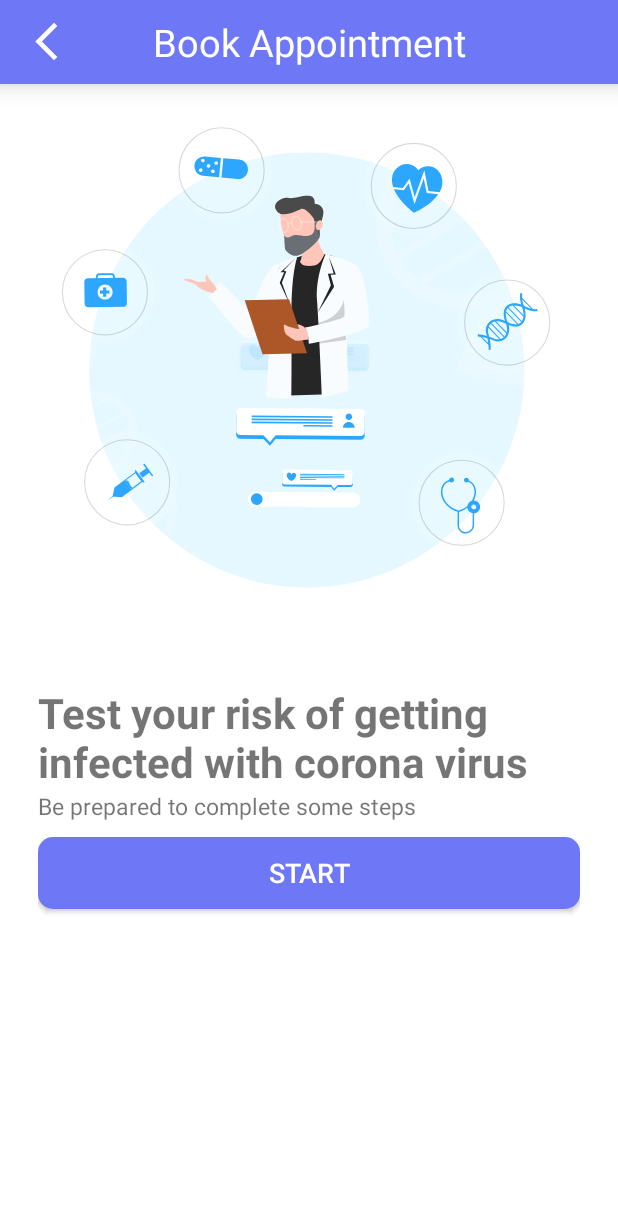
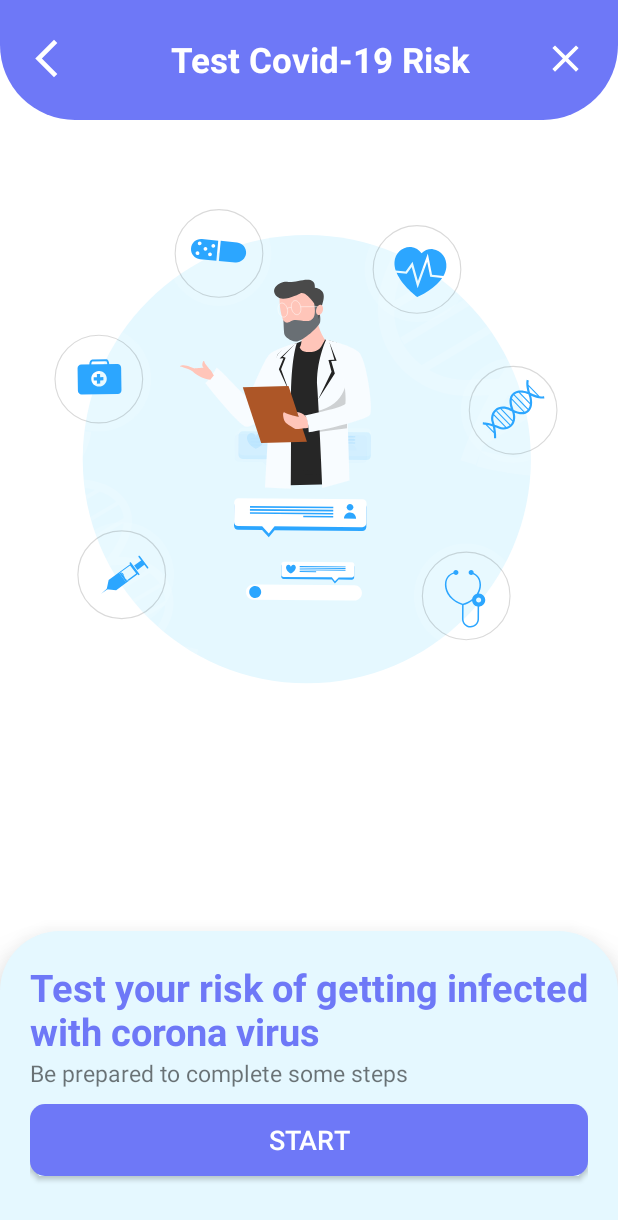
Before and after one commit to anikweb/amar-chikitsya, an Android app: the MainActivity screen opened directly, with no data from a screen before it, after a tap on "Corona Symptom Checker", on a phone screen of 412 x 824 dp. Shown: the top 1220 px of the screen. Run offline under Robolectric (Android 15) with nearby library versions, the phone set to English and light mode, and no system bars; our stand-ins replace CircleImageView, Firebase (no records; nobody signed in at launch, a user with empty details on screens opened directly), Picasso; pictures from the network do not load; 1 statement that could not run was skipped; 1 other tap on this screen came first.

Commit message:
corona symptoms checker greetings update

```diff
--- a/app/src/main/AndroidManifest.xml
+++ b/app/src/main/AndroidManifest.xml
@@ -16,6 +16,9 @@
         android:supportsRtl="true"
         android:theme="@style/Theme.AmarChikitsya"
         tools:targetApi="31">
+        <activity
+            android:name=".CoronaTestActivity"
+            android:exported="false" />
         <activity
             android:name=".SecondaryActivity"
             android:exported="false" />
--- /dev/null
+++ b/app/src/main/java/com/example/amarchikitsya/CoronaTestActivity.java
@@ -0,0 +1,61 @@
+package com.example.amarchikitsya;
+
+import androidx.appcompat.app.AlertDialog;
+import androidx.appcompat.app.AppCompatActivity;
+import androidx.fragment.app.FragmentManager;
+
+import android.annotation.SuppressLint;
+import android.content.DialogInterface;
+import android.content.Intent;
+import android.os.Bundle;
+import android.widget.Toast;
+
+import com.example.amarchikitsya.databinding.ActivityCoronaTestBinding;
+import com.example.amarchikitsya.fragment.CoronaSymptomsCheckerFragment;
+import com.example.amarchikitsya.utils.InternetConnection;
+
+public class CoronaTestActivity extends AppCompatActivity {
+
+	ActivityCoronaTestBinding binding;
+	CoronaSymptomsCheckerFragment coronaSymptomsCheckerFragment = new CoronaSymptomsCheckerFragment();
+	Intent intent;
+
+	@SuppressLint("SetTextI18n")
+	@Override
+	protected void onCreate(Bundle savedInstanceState) {
+		super.onCreate(savedInstanceState);
+		binding = ActivityCoronaTestBinding.inflate(getLayoutInflater());
+		setContentView(binding.getRoot());
+		checkInternet();
+		intent = getIntent();
+
+		binding.coronaToolbar.backBtn.setOnClickListener(view -> {
+			super.onBackPressed();
+		});
+		binding.coronaToolbar.coronaQueNumber.setText("Test Covid-19 Risk");
+		getSupportFragmentManager().beginTransaction().replace(R.id.corona_content, coronaSymptomsCheckerFragment).commit();
+
+	}
+	private void checkInternet() {
+		if (!InternetConnection.checkConnection(CoronaTestActivity.this)) {
+			AlertDialog.Builder builder = new AlertDialog.Builder(CoronaTestActivity.this);
+			builder.setTitle("Network Error!")
+					.setMessage("No Internet Connection, Please Check your Network Connection")
+					.setIcon(R.drawable.ic_baseline_info_24)
+					.setPositiveButton("Exit", new DialogInterface.OnClickListener() {
+						@Override
+						public void onClick(DialogInterface dialog, int which) {
+							finishAffinity();
+							System.exit(0);
+
+						}
+					}).setNegativeButton("Retry", new DialogInterface.OnClickListener() {
+						@Override
+						public void onClick(DialogInterface dialog, int which) {
+							startActivity(new Intent(CoronaTestActivity.this, CurrentWeatherActivity.class));
+							finish();
+						}
+					}).create().show();
+		}
+	}
+}
--- a/app/src/main/java/com/example/amarchikitsya/MainActivity.java
+++ b/app/src/main/java/com/example/amarchikitsya/MainActivity.java
@@ -230,7 +230,7 @@ public class MainActivity extends AppCompatActivity {
             startActivity(intent);
         });
         binding.cardCoronaSymptomChecker.setOnClickListener(view -> {
-            Intent intent = new Intent(MainActivity.this, SecondaryActivity.class);
+            Intent intent = new Intent(MainActivity.this, CoronaTestActivity.class);
             intent.putExtra("activity", "coronaSymptomChecker");
             startActivity(intent);
         });
--- a/app/src/main/java/com/example/amarchikitsya/SecondaryActivity.java
+++ b/app/src/main/java/com/example/amarchikitsya/SecondaryActivity.java
@@ -2,6 +2,7 @@ package com.example.amarchikitsya;
 
 import androidx.appcompat.app.AlertDialog;
 import androidx.appcompat.app.AppCompatActivity;
+import androidx.fragment.app.FragmentManager;
 
 import android.annotation.SuppressLint;
 import android.content.DialogInterface;
@@ -21,17 +22,20 @@ public class SecondaryActivity extends AppCompatActivity {
     ContactFragment contactFragment = new ContactFragment();
     FeedbackFragment feedbackFragment = new FeedbackFragment();
     BookAppointmentFragment bookAppointmentFragment = new BookAppointmentFragment();
-    CoronaSymptomsCheckerFragment coronaSymptomsCheckerFragment = new CoronaSymptomsCheckerFragment();
+
     ActivityDrawerNavigationBinding binding;
     Intent intent;
+
     @SuppressLint("SetTextI18n")
     @Override
     protected void onCreate(Bundle savedInstanceState) {
+
+        super.onCreate(savedInstanceState);
         binding = ActivityDrawerNavigationBinding.inflate(getLayoutInflater());
-        super.onCreate(savedInstanceState);
         setContentView(binding.getRoot());
 
         binding.Dtoolbar.backBtn.setVisibility(View.VISIBLE);
+
         binding.Dtoolbar.backBtn.setOnClickListener(v -> {
             super.onBackPressed();
         });
@@ -46,9 +50,6 @@ public class SecondaryActivity extends AppCompatActivity {
             binding.Dtoolbar.pageTitle.setText("Feedback");
         }else if(intent.getStringExtra("activity").equals("bookAppointment")){
             getSupportFragmentManager().beginTransaction().replace(R.id.drawer_content, bookAppointmentFragment).commit();
-            binding.Dtoolbar.pageTitle.setText("Book Appointment");
-        }else if(intent.getStringExtra("activity").equals("coronaSymptomChecker")){
-            getSupportFragmentManager().beginTransaction().replace(R.id.drawer_content, coronaSymptomsCheckerFragment).commit();
             binding.Dtoolbar.pageTitle.setText("Book Appointment");
         }
     }
--- a/app/src/main/java/com/example/amarchikitsya/fragment/CoronaSymptomsCheckerFragment.java
+++ b/app/src/main/java/com/example/amarchikitsya/fragment/CoronaSymptomsCheckerFragment.java
@@ -1,5 +1,6 @@
 package com.example.amarchikitsya.fragment;
 
+import android.content.Intent;
 import android.os.Bundle;
 
 import androidx.fragment.app.Fragment;
@@ -7,17 +8,21 @@ import androidx.fragment.app.Fragment;
 import android.view.LayoutInflater;
 import android.view.View;
 import android.view.ViewGroup;
+import android.widget.Toast;
 
 import com.example.amarchikitsya.R;
 import com.example.amarchikitsya.databinding.FragmentCoronaSymptomsCheckerBinding;
 
 public class CoronaSymptomsCheckerFragment extends Fragment {
 	FragmentCoronaSymptomsCheckerBinding binding;
+
 	@Override
 	public View onCreateView(LayoutInflater inflater, ViewGroup container, Bundle savedInstanceState) {
 		binding = FragmentCoronaSymptomsCheckerBinding.inflate(inflater);
 
-
+		binding.startBtn.setOnClickListener(view -> {
+			Toast.makeText(getContext(), "Hello", Toast.LENGTH_SHORT).show();
+		});
 
 		return binding.getRoot();
 	}
--- /dev/null
+++ b/app/src/main/res/drawable/corona_virus_start_bg.xml
@@ -0,0 +1,10 @@
+<?xml version="1.0" encoding="utf-8"?>
+<shape xmlns:android="http://schemas.android.com/apk/res/android">
+
+    <solid
+        android:color="#e5f8ff"/>
+    <corners
+        android:topLeftRadius="40dp"
+        android:topRightRadius="40dp"/>
+
+</shape>
--- /dev/null
+++ b/app/src/main/res/drawable/ic_baseline_close_24.xml
@@ -0,0 +1,5 @@
+<vector android:height="24dp" android:tint="#FFFFFF"
+    android:viewportHeight="24" android:viewportWidth="24"
+    android:width="24dp" xmlns:android="http://schemas.android.com/apk/res/android">
+    <path android:fillColor="@android:color/white" android:pathData="M19,6.41L17.59,5 12,10.59 6.41,5 5,6.41 10.59,12 5,17.59 6.41,19 12,13.41 17.59,19 19,17.59 13.41,12z"/>
+</vector>
--- /dev/null
+++ b/app/src/main/res/layout/activity_corona_test.xml
@@ -0,0 +1,23 @@
+<?xml version="1.0" encoding="utf-8"?>
+<androidx.constraintlayout.widget.ConstraintLayout xmlns:android="http://schemas.android.com/apk/res/android"
+    xmlns:app="http://schemas.android.com/apk/res-auto"
+    xmlns:tools="http://schemas.android.com/tools"
+    android:layout_width="match_parent"
+    android:layout_height="match_parent"
+    tools:context=".CoronaTestActivity">
+    <include
+        android:id="@+id/corona_toolbar"
+        layout="@layout/corona_test_toolbar"
+        app:layout_constraintStart_toStartOf="parent"
+        app:layout_constraintEnd_toEndOf="parent"
+        app:layout_constraintTop_toTopOf="parent"/>
+
+    <FrameLayout
+        android:id="@+id/corona_content"
+        android:layout_width="0dp"
+        android:layout_height="match_parent"
+        app:layout_constraintStart_toStartOf="parent"
+        app:layout_constraintEnd_toEndOf="parent"
+        app:layout_constraintTop_toBottomOf="@id/corona_toolbar"
+        app:layout_constraintBottom_toBottomOf="parent"/>
+</androidx.constraintlayout.widget.ConstraintLayout>
--- /dev/null
+++ b/app/src/main/res/layout/corona_test_toolbar.xml
@@ -0,0 +1,46 @@
+<?xml version="1.0" encoding="utf-8"?>
+<androidx.appcompat.widget.Toolbar xmlns:android="http://schemas.android.com/apk/res/android"
+    android:layout_width="match_parent"
+    android:layout_height="80dp"
+    xmlns:app="http://schemas.android.com/apk/res-auto"
+    android:background="@drawable/layout1">
+    <androidx.constraintlayout.widget.ConstraintLayout
+        android:layout_width="match_parent"
+        android:layout_height="wrap_content">
+        <ImageView
+            android:id="@+id/back_btn"
+            android:foreground="?attr/selectableItemBackground"
+            android:clickable="true"
+            android:layout_width="30dp"
+            android:layout_height="30dp"
+            app:layout_constraintStart_toStartOf="parent"
+            app:layout_constraintTop_toTopOf="parent"
+            android:src="@drawable/ic_sharp_arrow_back_ios_new_24"
+            />
+        <TextView
+            android:id="@+id/coronaQueNumber"
+            android:layout_width="wrap_content"
+            android:layout_height="wrap_content"
+
+            app:layout_constraintStart_toStartOf="parent"
+            app:layout_constraintEnd_toEndOf="parent"
+            app:layout_constraintTop_toTopOf="parent"
+            android:textSize="23sp"
+            android:textStyle="bold"
+            android:textColor="@color/white"
+            />
+        <ImageView
+            android:foreground="?attr/selectableItemBackground"
+            android:clickable="true"
+            android:id="@+id/corona_test_exit_btn"
+            android:layout_width="30dp"
+            android:layout_height="30dp"
+            app:layout_constraintEnd_toEndOf="parent"
+            app:layout_constraintTop_toTopOf="parent"
+            android:src="@drawable/ic_baseline_close_24"
+            android:layout_marginEnd="20dp"
+            />
+
+
+    </androidx.constraintlayout.widget.ConstraintLayout>
+</androidx.appcompat.widget.Toolbar>
--- a/app/src/main/res/layout/fragment_corona_symptoms_checker.xml
+++ b/app/src/main/res/layout/fragment_corona_symptoms_checker.xml
@@ -9,35 +9,42 @@
     <com.airbnb.lottie.LottieAnimationView
         android:id="@+id/animationView"
         android:layout_width="match_parent"
-        android:layout_height="400dp"
+        android:layout_height="wrap_content"
+        android:layout_marginTop="10dp"
         app:lottie_autoPlay="true"
         app:lottie_loop="true"
         app:lottie_rawRes="@raw/doctors"
         app:layout_constraintStart_toStartOf="parent"
         app:layout_constraintEnd_toEndOf="parent"
+        app:layout_constraintBottom_toTopOf="@id/startBtnLayout"
         app:layout_constraintTop_toTopOf="parent"
+
         />
 
 
     <LinearLayout
         android:id="@+id/startBtnLayout"
         android:layout_width="0dp"
+        android:padding="20dp"
         android:layout_height="wrap_content"
-        android:layout_marginHorizontal="25dp"
+        android:elevation="20dp"
+
         android:orientation="vertical"
         app:layout_constraintBottom_toBottomOf="parent"
         app:layout_constraintEnd_toEndOf="parent"
         app:layout_constraintStart_toStartOf="parent"
-        app:layout_constraintTop_toBottomOf="@id/animationView" >
+        android:background="@drawable/corona_virus_start_bg"
+         >
         <TextView
             android:layout_width="wrap_content"
             android:layout_height="wrap_content"
             android:text="Test your risk of getting infected with corona virus"
-            android:textSize="28sp"
+            android:textSize="25sp"
             android:textStyle="bold"
             app:layout_constraintBottom_toBottomOf="parent"
             app:layout_constraintEnd_toEndOf="parent"
-            app:layout_constraintStart_toStartOf="parent" />
+            app:layout_constraintStart_toStartOf="parent"
+            android:textColor="@color/primary"/>
         <TextView
             android:layout_width="wrap_content"
             android:layout_height="wrap_content"
@@ -45,9 +52,10 @@
             android:textSize="15sp"
             app:layout_constraintBottom_toBottomOf="parent"
             app:layout_constraintEnd_toEndOf="parent"
-            app:layout_constraintStart_toStartOf="parent" />
+            app:layout_constraintStart_toStartOf="parent"
+            />
         <androidx.appcompat.widget.AppCompatButton
-            android:id="@+id/update_btn"
+            android:id="@+id/start_btn"
             android:layout_width="match_parent"
             android:layout_height="wrap_content"
             android:layout_marginTop="10dp"
```
